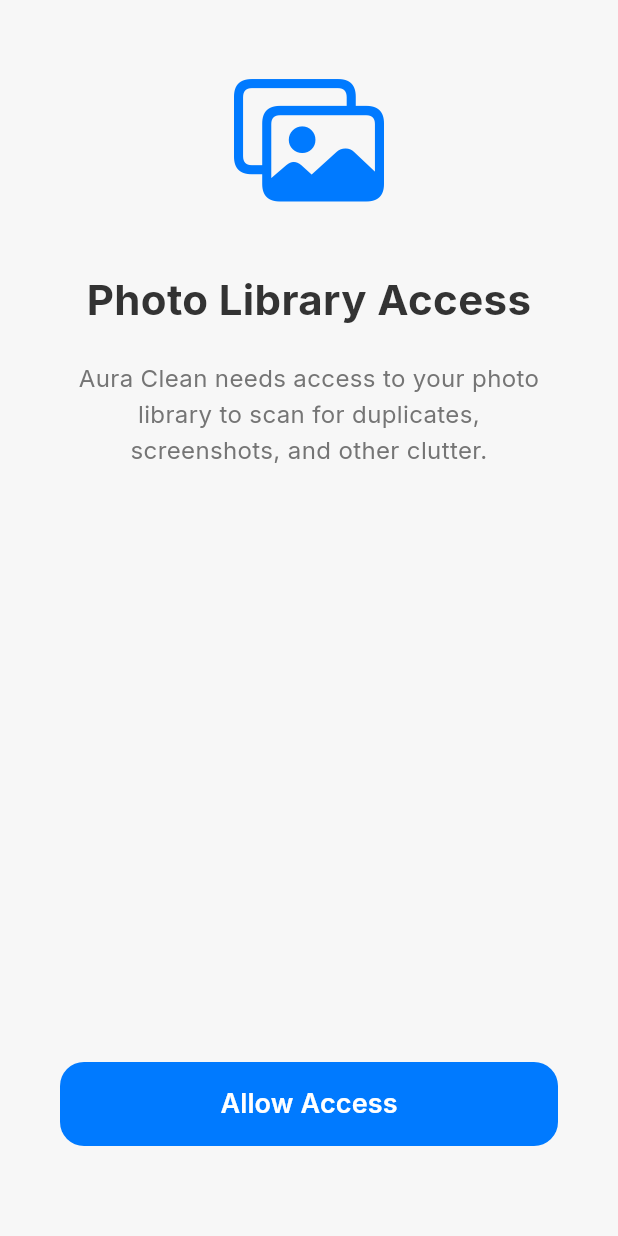
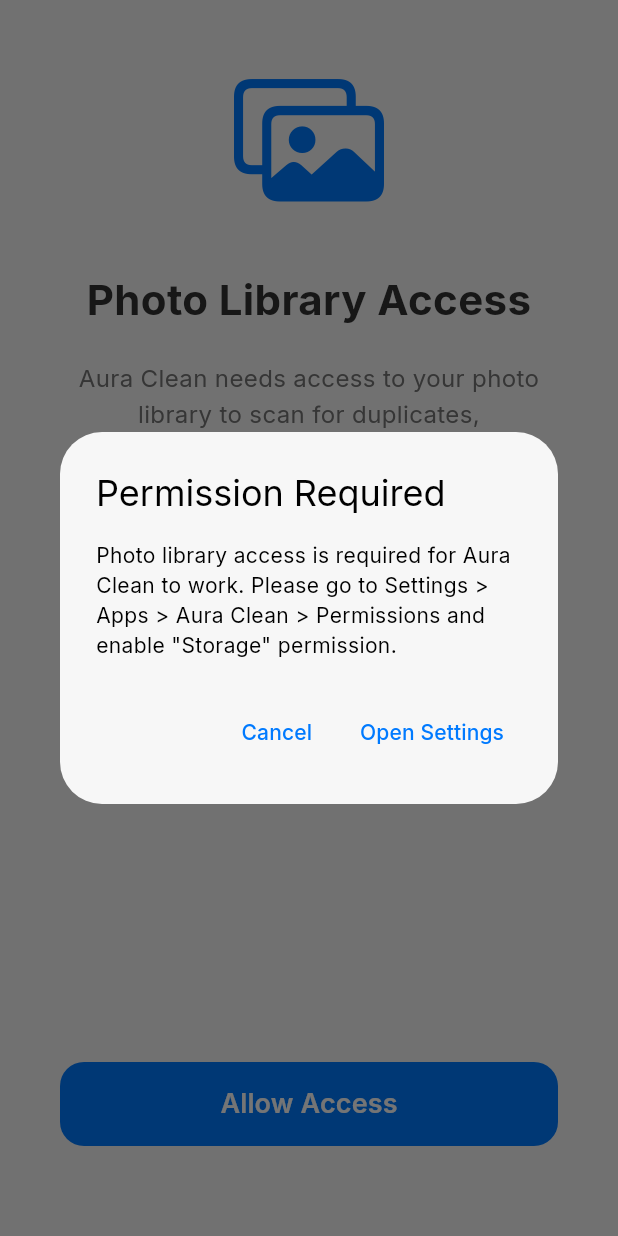
Before and after one commit to Sb253/Aura_Clean, a Flutter app: the PermissionsScreen screen opened directly, after a tap on "Allow Access", on a phone screen of 412 x 824 dp. Run offline on Flutter 3.47's test engine with Material 3 defaults, Android fonts, the light colour scheme and no system bars; our stand-ins replace animate_do, equatable, flutter_bloc, flutter_card_swiper, google_fonts, google_mobile_ads and 3 more; missing offline and left inert: photo_manager; accounts and stored records are empty.

Commit message:
fix: Resolve photo gallery permission issues and update Android configuration
CRITICAL FIXES:
- Updated minSdk to 23 for google_mobile_ads compatibility
- Added proper Android 13+ photo permissions (READ_MEDIA_IMAGES, READ_MEDIA_VIDEO)
- Added ACCESS_MEDIA_LOCATION permission for photo metadata
- Added requestLegacyExternalStorage for backward compatibility
- Enhanced permission request handling with better error messages

ANDROID MANIFEST UPDATES:
- READ_MEDIA_IMAGES: Required for Android 13+ photo access
- READ_MEDIA_VIDEO: Required for Android 13+ video access
- ACCESS_MEDIA_LOCATION: Required for photo location data
- requestLegacyExternalStorage: Ensures compatibility with older Android versions

PERMISSION SCREEN IMPROVEMENTS:
- Added comprehensive error handling and debugging
- Better user guidance when permissions are denied
- Informative dialog explaining permission requirements
- Clear instructions for manual permission enabling

BUILD:
- Android APK builds successfully with minSdk 23
- All permissions properly declared in manifest
- Compatible with Android 6.0+ (API 23+)

This should resolve the issue where users couldn't grant photo gallery
permissions and were stuck in the app info screen.

```diff
--- a/lib/screens/permissions_screen.dart
+++ b/lib/screens/permissions_screen.dart
@@ -10,8 +10,13 @@
   const PermissionsScreen({super.key});
 
   Future<void> _requestPermission(BuildContext context) async {
-    final PermissionState ps = await PhotoManager.requestPermissionExtend();
-    if (ps.isAuth) {
+    try {
+      // First check current permission status
+      final currentStatus = await PhotoManager.requestPermissionExtend();
+      print('Current permission status: $currentStatus');
+
+      if (currentStatus.isAuth) {
+        print('Permission already granted, proceeding to dashboard');
         final prefs = await SharedPreferences.getInstance();
         await prefs.setBool('onboarding_complete', true);
 
@@ -21,8 +26,60 @@
           );
         }
       } else {
+        print('Permission not granted, requesting permission...');
+        // Request permission explicitly
+        final newStatus = await PhotoManager.requestPermissionExtend();
+        print('New permission status after request: $newStatus');
+
+        if (newStatus.isAuth) {
+          print('Permission granted after request, proceeding to dashboard');
+          final prefs = await SharedPreferences.getInstance();
+          await prefs.setBool('onboarding_complete', true);
+
           if (context.mounted) {
+            Navigator.of(context).pushReplacement(
+              MaterialPageRoute(builder: (context) => const DashboardScreen()),
+            );
+          }
+        } else {
+          print('Permission still not granted, opening settings');
+          if (context.mounted) {
+            // Show a dialog explaining the issue
+            showDialog(
+              context: context,
+              builder: (context) => AlertDialog(
+                title: const Text('Permission Required'),
+                content: const Text(
+                  'Photo library access is required for Aura Clean to work. '
+                  'Please go to Settings > Apps > Aura Clean > Permissions and enable "Storage" permission.',
+                ),
+                actions: [
+                  TextButton(
+                    onPressed: () => Navigator.of(context).pop(),
+                    child: const Text('Cancel'),
+                  ),
+                  TextButton(
+                    onPressed: () {
+                      Navigator.of(context).pop();
                       PhotoManager.openSetting();
+                    },
+                    child: const Text('Open Settings'),
+                  ),
+                ],
+              ),
+            );
+          }
+        }
+      }
+    } catch (e) {
+      print('Error requesting permission: $e');
+      if (context.mounted) {
+        ScaffoldMessenger.of(context).showSnackBar(
+          SnackBar(
+            content: Text('Error requesting permission: $e'),
+            backgroundColor: Colors.red,
+          ),
+        );
       }
     }
   }
```
Also changed, not shown: 2 other files. Lines whose indentation alone changed are shown as unchanged.
